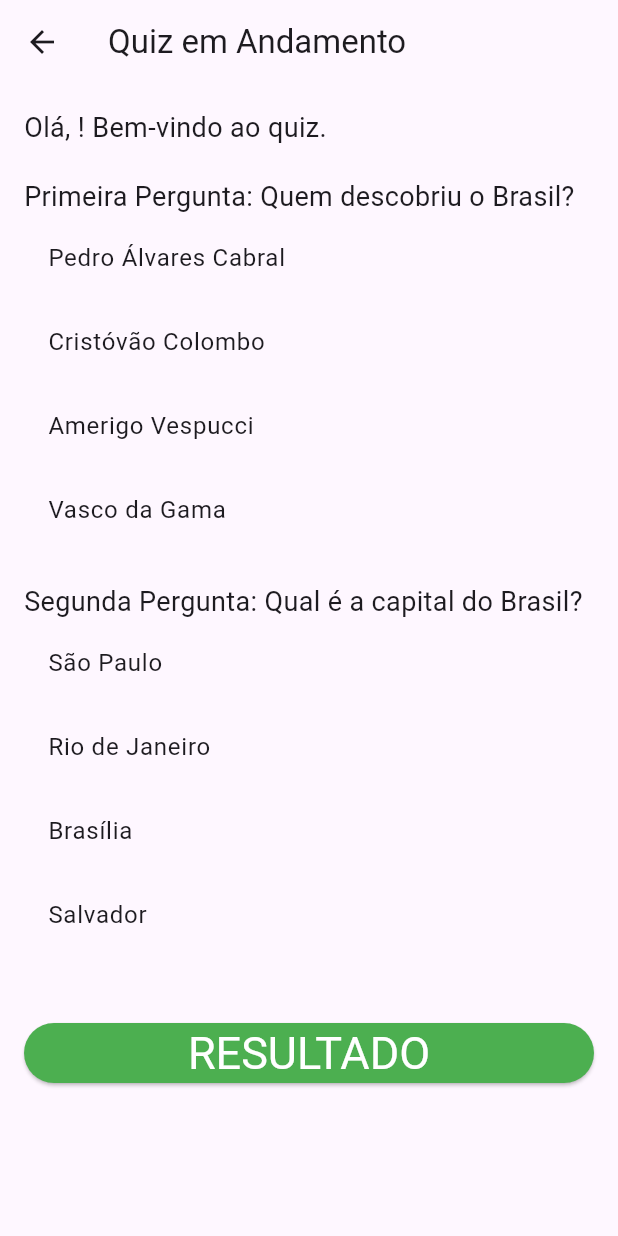
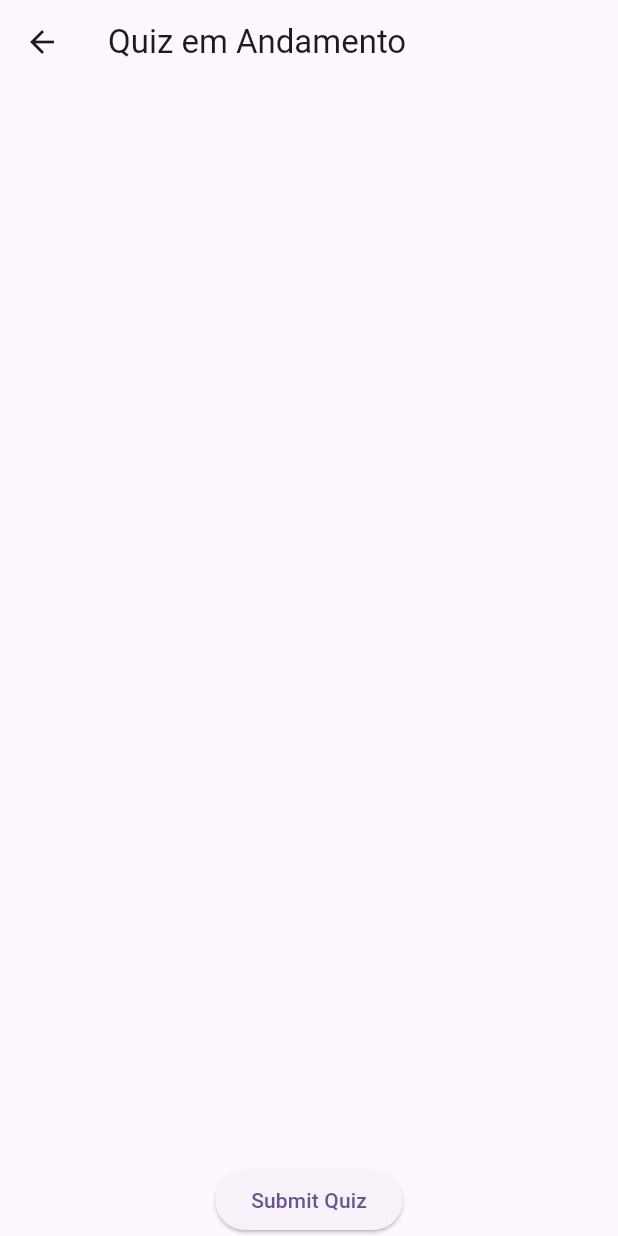
Before and after one commit to gasparzds/QUIZ, a Flutter app: the TelaQuiz screen opened directly with empty values, on a phone screen of 412 x 824 dp. Run offline on Flutter 3.47's test engine with Material 3 defaults, Android fonts, the phone set to English and light mode, and no system bars; our stand-ins replace sqflite; accounts and stored records are empty.

Commit message:
Commit 2 provaaaa

```diff
--- a/lib/questoes/banco_de_questoes.dart
+++ b/lib/questoes/banco_de_questoes.dart
@@ -0,0 +1,17 @@
+class Pergunta {
+  String enunciado;
+  List<String> respostas;
+  int respostaCorretaIndex;
+
+  Pergunta({
+    required this.enunciado,
+    required this.respostas,
+    required this.respostaCorretaIndex,
+  });
+}
+
+List<Pergunta> bancoDePerguntas = [];
+
+void adicionarPergunta(Pergunta pergunta) {
+  bancoDePerguntas.add(pergunta);
+}
--- a/lib/telas/tela.quiz.dart
+++ /dev/null
@@ -1,55 +0,0 @@
-import 'package:flutter/material.dart';
-import 'package:jogo_do_quiz/telas/tela_resultados.dart';
-
-
-class TelaQuiz extends StatelessWidget {
-  final String userName;
-
-  const TelaQuiz({super.key, required this.userName});
-
-  @override
-  Widget build(BuildContext context) {
-    return Scaffold(
-      appBar: AppBar(
-        title: const Text('Quiz em Andamento'),
-      ),
-      body: Padding(
-        padding: const EdgeInsets.all(16.0),
-        child: ListView(
-          children: [
-            Text('Olá, $userName! Bem-vindo ao quiz.', style: TextStyle(fontSize: 18)),
-            const SizedBox(height: 20),
-            Text('Primeira Pergunta: Quem descobriu o Brasil?', style: TextStyle(fontSize: 18)),
-            ...['Pedro Álvares Cabral', 'Cristóvão Colombo', 'Amerigo Vespucci', 'Vasco da Gama']
-                .map((answer) => ListTile(
-              title: Text(answer),
-              onTap: () {},
-            )),
-            const SizedBox(height: 20),
-            Text('Segunda Pergunta: Qual é a capital do Brasil?', style: TextStyle(fontSize: 18)),
-            ...['São Paulo', 'Rio de Janeiro', 'Brasília', 'Salvador']
-                .map((answer) => ListTile(
-              title: Text(answer),
-              onTap: () {},
-            )),
-            const SizedBox(height: 40),
-            ElevatedButton(
-              style: ElevatedButton.styleFrom(
-              textStyle: TextStyle(fontSize: 30),
-              backgroundColor: Colors.green,
-              foregroundColor: Colors.white,
-              ),
-              onPressed: () {
-                Navigator.push(
-                  context,
-                  MaterialPageRoute(builder: (context) => const TelaResultados()),
-                );
-              },
-              child: const Text('RESULTADO'),
-            ),
-          ],
-        ),
-      ),
-    );
-  }
-}
--- /dev/null
+++ b/lib/telas/tela_quiz.dart
@@ -0,0 +1,96 @@
+import 'package:flutter/material.dart';
+import 'package:jogo_do_quiz/database/Database.dart';  // Ajuste conforme seu caminho
+import 'package:jogo_do_quiz/telas/tela_resultados.dart';
+
+class TelaQuiz extends StatefulWidget {
+  final String userName;
+
+  const TelaQuiz({super.key, required this.userName});
+
+  @override
+  _TelaQuizState createState() => _TelaQuizState();
+}
+
+class _TelaQuizState extends State<TelaQuiz> {
+  late Future<List<Pergunta>> futurePerguntas;
+  List<int>? userAnswers;  // Agora é um membro da classe de estado e opcional
+
+  @override
+  void initState() {
+    super.initState();
+    futurePerguntas = DatabaseHelper.instance.getPerguntas();
+    futurePerguntas.then((perguntas) {
+      setState(() {
+        userAnswers = List.filled(perguntas.length, -1);  // Inicializa com -1 uma vez que perguntas são carregadas
+      });
+    });
+  }
+
+  @override
+  Widget build(BuildContext context) {
+    return Scaffold(
+      appBar: AppBar(
+        title: const Text('Quiz em Andamento'),
+      ),
+      body: FutureBuilder<List<Pergunta>>(
+        future: futurePerguntas,
+        builder: (context, snapshot) {
+          if (snapshot.connectionState == ConnectionState.done) {
+            if (snapshot.hasError) {
+              return Center(child: Text('Erro: ${snapshot.error.toString()}'));
+            }
+            if (snapshot.hasData && userAnswers != null) {
+              final perguntas = snapshot.data!;
+              return Column(
+                children: [
+                  Expanded(
+                    child: ListView.builder(
+                      itemCount: perguntas.length,
+                      itemBuilder: (context, index) {
+                        final pergunta = perguntas[index];
+                        return ListTile(
+                          title: Text(pergunta.enunciado),
+                          subtitle: Column(
+                            children: List<Widget>.generate(
+                                pergunta.respostas.length,
+                                    (i) => RadioListTile<int>(
+                                  value: i,
+                                  groupValue: userAnswers![index],
+                                  onChanged: (int? value) {
+                                    setState(() {
+                                      userAnswers![index] = value!;
+                                    });
+                                  },
+                                  title: Text(pergunta.respostas[i]),
+                                )
+                            ),
+                          ),
+                        );
+                      },
+                    ),
+                  ),
+                  ElevatedButton(
+                    onPressed: () {
+                      int score = 0;
+                      for (int i = 0; i < perguntas.length; i++) {
+                        if (userAnswers![i] == perguntas[i].respostaCorretaIndex) {
+                          score++;
+                        }
+                      }
+                      Navigator.push(
+                        context,
+                        MaterialPageRoute(builder: (context) => TelaResultados(score: score)),
+                      );
+                    },
+                    child: const Text('Submit Quiz'),
+                  )
+                ],
+              );
+            }
+          }
+          return const CircularProgressIndicator();
+        },
+      ),
+    );
+  }
+}
--- a/lib/telas/tela_usuario.dart
+++ b/lib/telas/tela_usuario.dart
@@ -1,5 +1,5 @@
 import 'package:flutter/material.dart';
-import 'package:jogo_do_quiz/telas/tela.quiz.dart';
+import 'package:jogo_do_quiz/telas/tela_quiz.dart';
 
 class TelaUsuario extends StatefulWidget {
   const TelaUsuario({super.key});
--- a/pubspec.yaml
+++ b/pubspec.yaml
@@ -30,6 +30,8 @@ environment:
 dependencies:
   flutter:
     sdk: flutter
+  sqflite: ^2.0.0+3
+  path_provider: ^2.0.2
 
 
   # The following adds the Cupertino Icons font to your application.
```
Also changed, not shown: lib/database/Database.dart (added, +90 -0 lines), lib/telas/tela_cadastro_perguntas.dart (added, +70 -0 lines), lib/telas/tela_inicial.dart (+19 -3 lines), lib/telas/tela_resultados.dart (+19 -15 lines), pubspec.lock.
